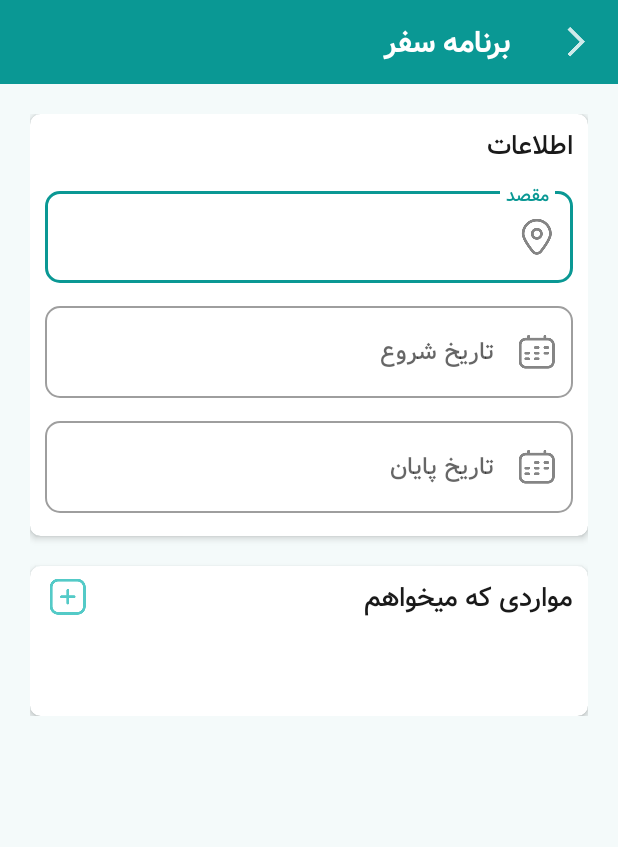
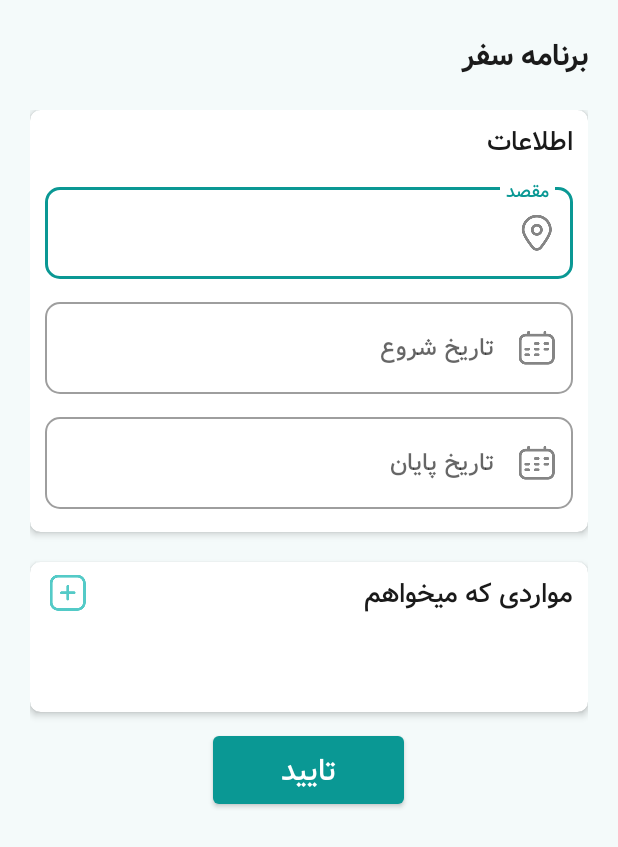
Before and after one commit to silver380/Maajara, an Android app: the layout fragment_add_plan.xml on its own in the app's theme, with its tools: preview values and no code run, on a phone screen of 412 x 824 dp. Shown: the top 847 px of the screen. Run offline under Robolectric (Android 15) with nearby library versions, the phone set to English and light mode, and no system bars.

Commit message:
AddPlanFragment added

```diff
--- a/app/src/main/java/ir/blackswan/travelapp/Retrofit/Api.java
+++ b/app/src/main/java/ir/blackswan/travelapp/Retrofit/Api.java
@@ -12,6 +12,8 @@ import retrofit2.http.Header;
 import retrofit2.http.POST;
 
 public interface Api {
+
+
 
     @POST("/travelplan/addplan")
     Call<ResponseBody> addPlan(@Header("Authorization") String token,
--- a/app/src/main/java/ir/blackswan/travelapp/ui/AddTourActivity.java
+++ b/app/src/main/java/ir/blackswan/travelapp/ui/AddTourActivity.java
@@ -129,7 +129,7 @@ public class AddTourActivity extends ToolbarActivity {
                 });
 
             } else {
-                Toast.makeText(this, "لطفا تمام مقادیر را وراد کنید", Toast.LENGTH_SHORT, Toast.TYPE_ERROR).show();
+                Toast.makeText(this, "لطفا تمام مقادیر را وارد کنید", Toast.LENGTH_SHORT, Toast.TYPE_ERROR).show();
             }
 
         });
--- a/app/src/main/res/layout/fragment_add_travel_plan.xml
+++ b/app/src/main/res/layout/fragment_add_plan.xml
@@ -6,12 +6,15 @@
     android:background="@color/colorBackgroundDarker"
     android:orientation="vertical">
 
-    <androidx.appcompat.widget.Toolbar
-        android:id="@+id/tb_activity"
-        style="@style/activity_toolbar"
+    <androidx.appcompat.widget.AppCompatTextView
         android:layout_width="match_parent"
-        android:layout_height="?android:attr/actionBarSize"
-        app:title="برنامه سفر"/>
+        android:layout_height="wrap_content"
+        android:text="برنامه سفر"
+        android:layout_marginHorizontal="@dimen/margin_medium"
+        android:layout_marginTop="@dimen/margin_medium"
+        style="@style/textTittleBold"
+        />
+
 
     <ScrollView
         android:layout_width="match_parent"
@@ -138,8 +141,22 @@
                 android:text="مواردی که میخواهم" />
 
 
+
         </LinearLayout>
         </com.google.android.material.card.MaterialCardView>
+
+            <com.google.android.material.button.MaterialButton
+                android:id="@+id/btn_plan_submit"
+                style="@style/button.primaryButton"
+                android:layout_width="wrap_content"
+                android:layout_height="wrap_content"
+                android:layout_gravity="center"
+                android:layout_marginTop="@dimen/margin_small"
+                android:paddingHorizontal="@dimen/btn_large_horizontal_padding"
+                android:paddingVertical="@dimen/btn_large_padding_vertical"
+                android:text="تایید"
+                android:textColor="@color/colorWhite"
+                />
 
 
         </LinearLayout>
```
Also changed, not shown: app/src/main/java/ir/blackswan/travelapp/ui/Fargments/AddPlanFragment.java (added, +111 -0 lines).
